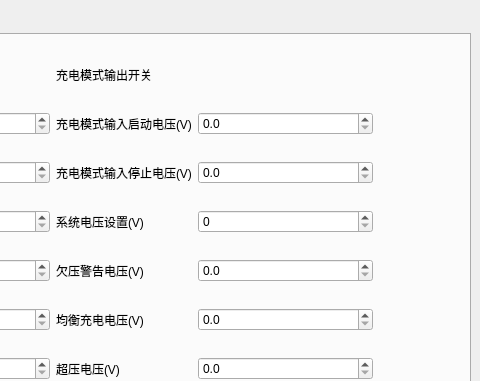
This is ui/dc_layout.ui in xxxy-bit/SRNE_UP as Qt 5 draws it before an edit; both pictures show x 701 to 1181 and y 0 to 381 of the 1181 by 552 pixel window. The edited form follows.
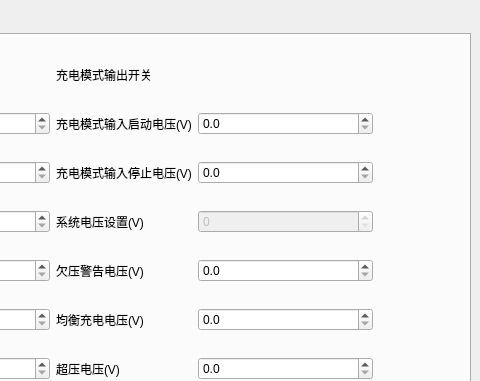
This is the edited form. The open tabs and pages were chosen to show the change. Custom widgets are drawn as their Qt base class.

The edit to the form file:
```diff
--- a/ui/dc_layout.ui
+++ b/ui/dc_layout.ui
@@ -1045,7 +1045,7 @@
           <item row="3" column="6">
            <widget class="SpinBox" name="dc_set_sys_current">
             <property name="enabled">
-             <bool>true</bool>
+             <bool>false</bool>
             </property>
             <property name="whatsThis">
              <string>&lt;html&gt;&lt;head/&gt;&lt;body&gt;&lt;p&gt;系统电压设置(V)&lt;/p&gt;&lt;/body&gt;&lt;/html&gt;</string>
```
